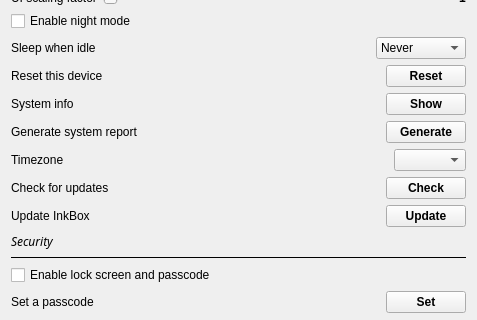
Above: settings.ui from Quill-OS/quill before the change; both pictures show x 0 to 477 and y 116 to 436 of the 477 by 833 pixel window. Below: the same form after it.
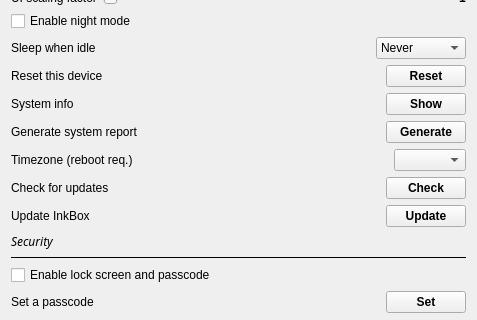
That is the form after the change. The open tabs and pages were chosen to show the change.

What changed in the file:
```diff
--- a/settings.ui
+++ b/settings.ui
@@ -1054,7 +1054,7 @@
                  <item row="0" column="0">
                   <widget class="QLabel" name="label_11">
                    <property name="text">
-                    <string>Timezone</string>
+                    <string>Timezone (reboot req.)</string>
                    </property>
                   </widget>
                  </item>
```
